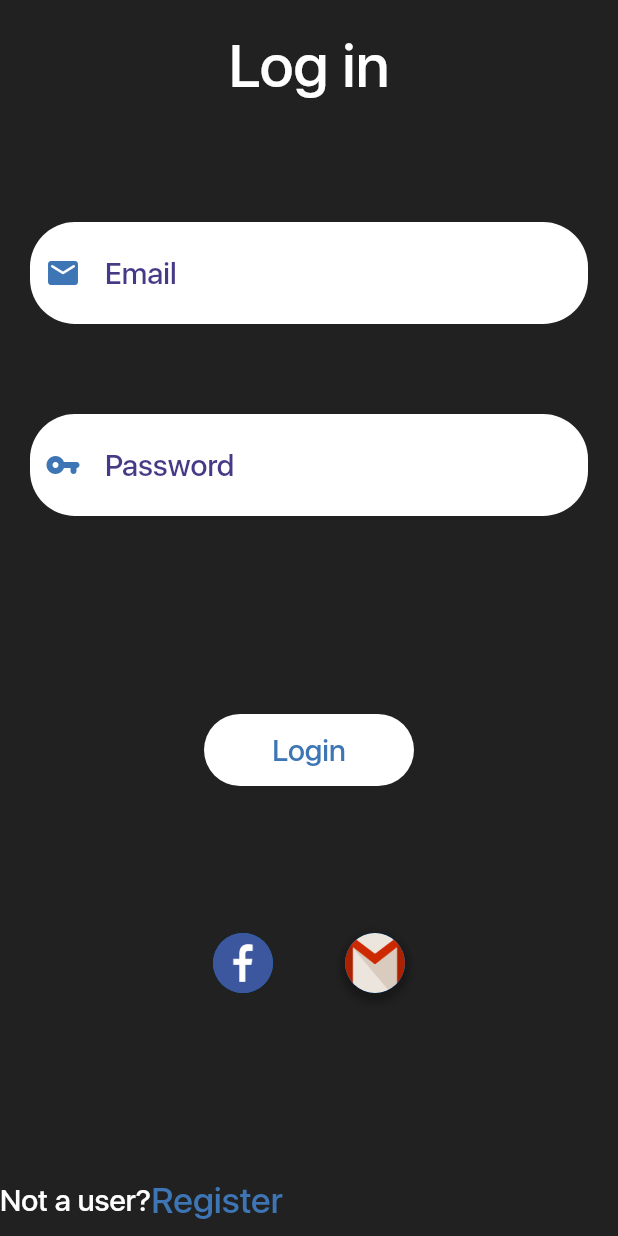
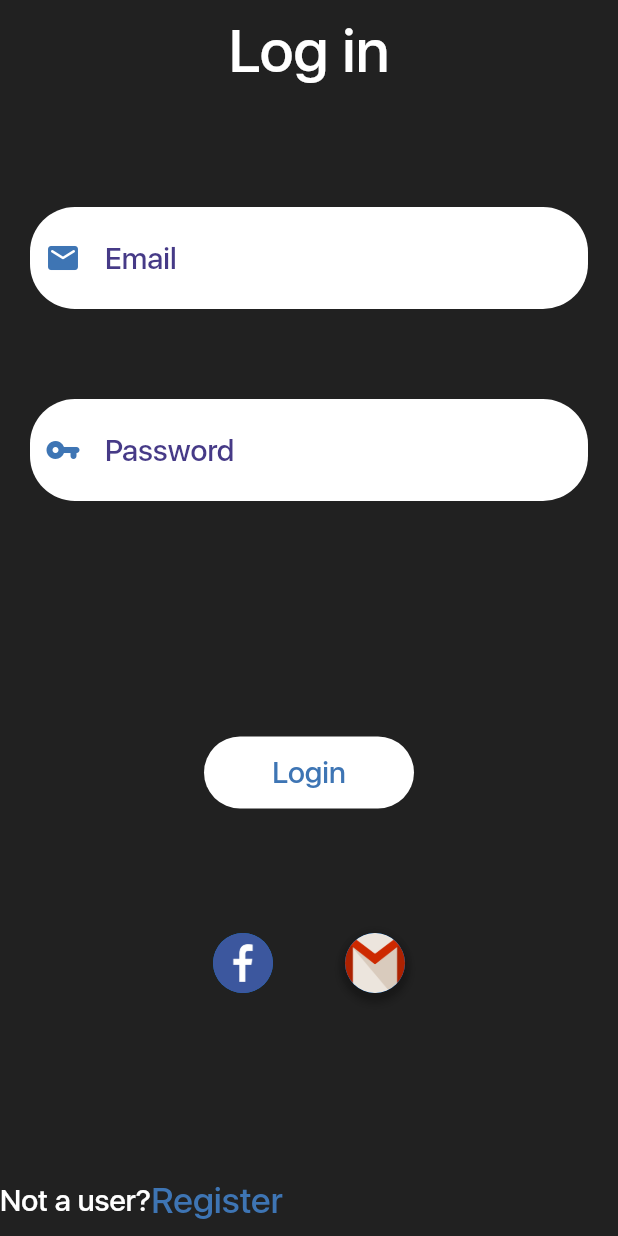
Before and after one commit to AlyElashram/NotesApp_Flutter, a Flutter app: the screen it shows after launch, on a phone screen of 412 x 824 dp. Run offline on Flutter 3.47's test engine with Material 2 defaults, Android fonts, the phone set to English and light mode, and no system bars.

Commit message:
fixed spacing

```diff
--- a/notes/lib/main.dart
+++ b/notes/lib/main.dart
@@ -32,7 +32,7 @@ class LoginScreen extends StatelessWidget {
               mainAxisSize: MainAxisSize.min,
               children: [
                 Padding(
-                  padding: const EdgeInsets.fromLTRB(0, 20, 0, 0),
+                  padding: const EdgeInsets.fromLTRB(0, 10, 0, 0),
                   child: Text(
                     "Log in",
                     style: TextStyle(
@@ -132,7 +132,6 @@ class LoginScreen extends StatelessWidget {
                               fontSize: 20,
                               color: Color(0xFF3E75B4)),
                         ))),
-                SizedBox(height: 30),
               ],
             ),
           ),
```
